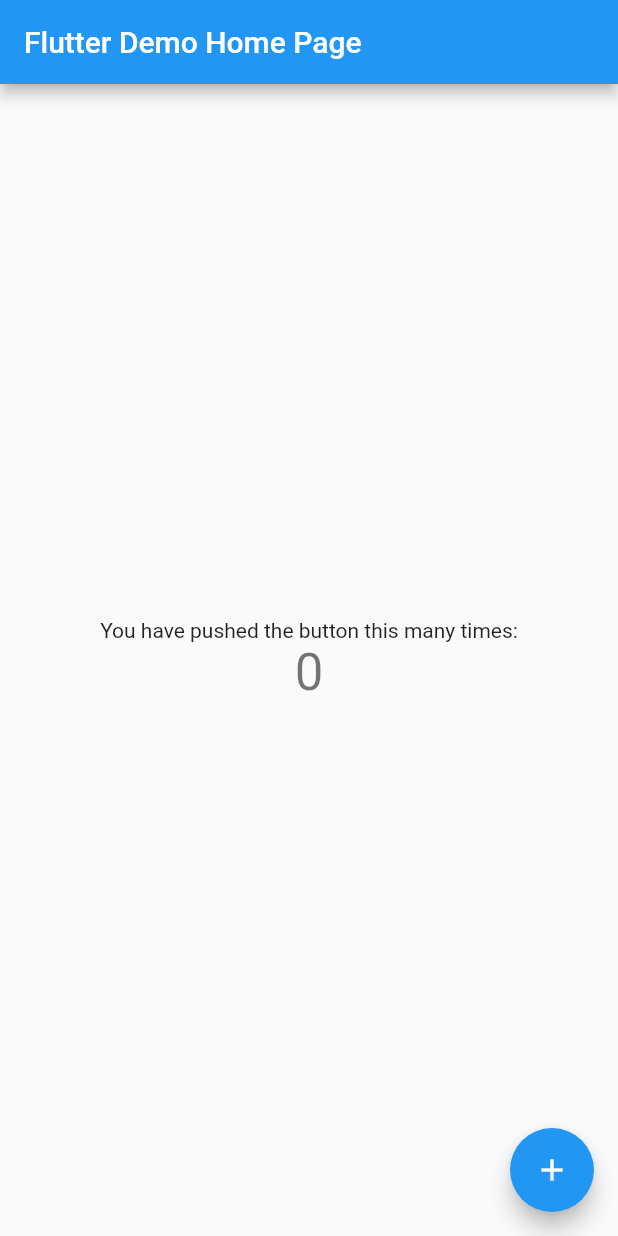
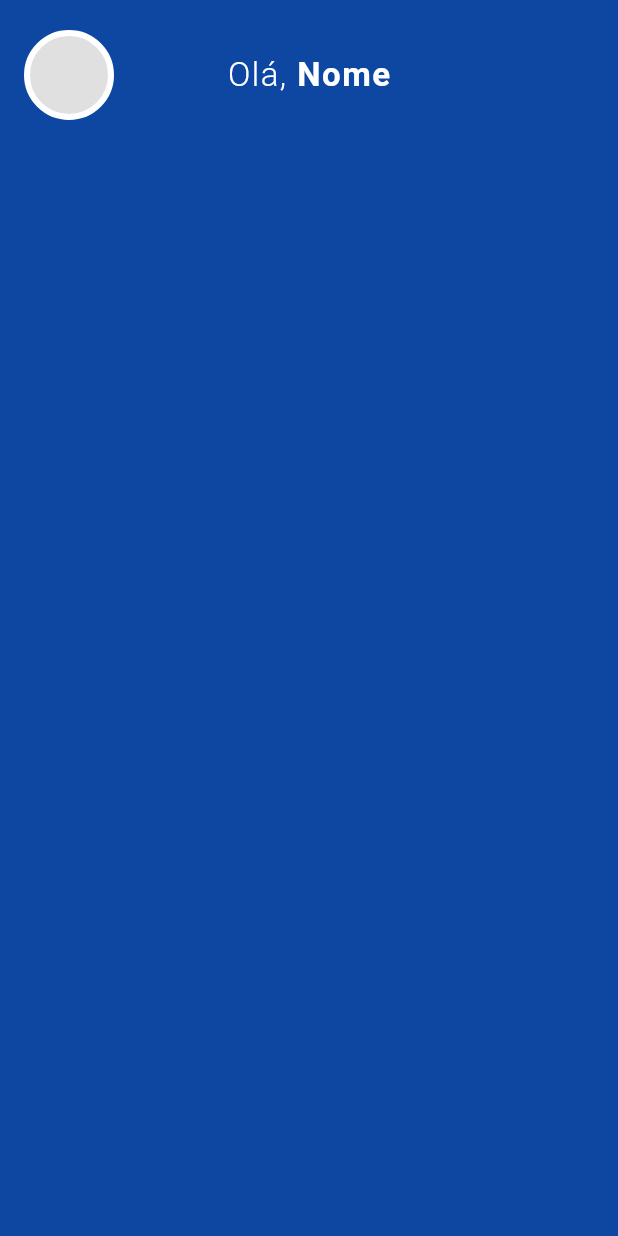
Before and after one commit to td-santos/Teste_flutter_enable_ventures, a Flutter app: the screen it shows after launch, on a phone screen of 412 x 824 dp. Run offline on Flutter 3.47's test engine with Material 2 defaults, Android fonts, the phone set to English and light mode, and no system bars.

Commit message:
commit custom appbar
- adicionando layout da app bar no projeto.

```diff
--- a/flutter_app_enable_ventures/lib/main.dart
+++ b/flutter_app_enable_ventures/lib/main.dart
@@ -1,113 +1,21 @@
 import 'package:flutter/material.dart';
+import 'package:flutter_app_enable_ventures/views/home_page/home_page.dart';
 
 void main() {
   runApp(MyApp());
 }
 
 class MyApp extends StatelessWidget {
-  // This widget is the root of your application.
+
   @override
   Widget build(BuildContext context) {
     return MaterialApp(
       title: 'Flutter Demo',
+      debugShowCheckedModeBanner: false,
       theme: ThemeData(
-        // This is the theme of your application.
-        //
-        // Try running your application with "flutter run". You'll see the
-        // application has a blue toolbar. Then, without quitting the app, try
-        // changing the primarySwatch below to Colors.green and then invoke
-        // "hot reload" (press "r" in the console where you ran "flutter run",
-        // or simply save your changes to "hot reload" in a Flutter IDE).
-        // Notice that the counter didn't reset back to zero; the application
-        // is not restarted.
         primarySwatch: Colors.blue,
       ),
-      home: MyHomePage(title: 'Flutter Demo Home Page'),
+      home: HomePage(),
     );
   }
 }
-
-class MyHomePage extends StatefulWidget {
-  MyHomePage({Key key, this.title}) : super(key: key);
-
-  // This widget is the home page of your application. It is stateful, meaning
-  // that it has a State object (defined below) that contains fields that affect
-  // how it looks.
-
-  // This class is the configuration for the state. It holds the values (in this
-  // case the title) provided by the parent (in this case the App widget) and
-  // used by the build method of the State. Fields in a Widget subclass are
-  // always marked "final".
-
-  final String title;
-
-  @override
-  _MyHomePageState createState() => _MyHomePageState();
-}
-
-class _MyHomePageState extends State<MyHomePage> {
-  int _counter = 0;
-
-  void _incrementCounter() {
-    setState(() {
-      // This call to setState tells the Flutter framework that something has
-      // changed in this State, which causes it to rerun the build method below
-      // so that the display can reflect the updated values. If we changed
-      // _counter without calling setState(), then the build method would not be
-      // called again, and so nothing would appear to happen.
-      _counter++;
-    });
-  }
-
-  @override
-  Widget build(BuildContext context) {
-    // This method is rerun every time setState is called, for instance as done
-    // by the _incrementCounter method above.
-    //
-    // The Flutter framework has been optimized to make rerunning build methods
-    // fast, so that you can just rebuild anything that needs updating rather
-    // than having to individually change instances of widgets.
-    return Scaffold(
-      appBar: AppBar(
-        // Here we take the value from the MyHomePage object that was created by
-        // the App.build method, and use it to set our appbar title.
-        title: Text(widget.title),
-      ),
-      body: Center(
-        // Center is a layout widget. It takes a single child and positions it
-        // in the middle of the parent.
-        child: Column(
-          // Column is also a layout widget. It takes a list of children and
-          // arranges them vertically. By default, it sizes itself to fit its
-          // children horizontally, and tries to be as tall as its parent.
-          //
-          // Invoke "debug painting" (press "p" in the console, choose the
-          // "Toggle Debug Paint" action from the Flutter Inspector in Android
-          // Studio, or the "Toggle Debug Paint" command in Visual Studio Code)
-          // to see the wireframe for each widget.
-          //
-          // Column has various properties to control how it sizes itself and
-          // how it positions its children. Here we use mainAxisAlignment to
-          // center the children vertically; the main axis here is the vertical
-          // axis because Columns are vertical (the cross axis would be
-          // horizontal).
-          mainAxisAlignment: MainAxisAlignment.center,
-          children: <Widget>[
-            Text(
-              'You have pushed the button this many times:',
-            ),
-            Text(
-              '$_counter',
-              style: Theme.of(context).textTheme.headline4,
-            ),
-          ],
-        ),
-      ),
-      floatingActionButton: FloatingActionButton(
-        onPressed: _incrementCounter,
-        tooltip: 'Increment',
-        child: Icon(Icons.add),
-      ), // This trailing comma makes auto-formatting nicer for build methods.
-    );
-  }
-}
--- /dev/null
+++ b/flutter_app_enable_ventures/lib/views/home_page/components/appbar/custom_appbar.dart
@@ -0,0 +1,42 @@
+import 'package:flutter/material.dart';
+
+class CustomAppBar extends StatelessWidget {
+  @override
+  Widget build(BuildContext context) {
+    return AppBar(
+      toolbarHeight: 100,
+      backgroundColor: Colors.transparent,
+      elevation: 0,
+      title: Padding(
+        padding: EdgeInsets.symmetric(horizontal: 0),
+        child: Row(
+          mainAxisAlignment: MainAxisAlignment.spaceBetween,
+          children: [
+            Container(
+              height: 60,
+              width: 60,
+              decoration: BoxDecoration(
+                  color: Colors.grey[300],
+                  borderRadius: BorderRadius.circular(50),
+                  border: Border.all(width: 4, color: Colors.white)),
+            ),
+            Row(
+              mainAxisSize: MainAxisSize.min,
+              children: [
+                Text('Olá, ',
+                  style:TextStyle(fontSize: 22,fontWeight: FontWeight.w300, letterSpacing: 1),
+                ),
+                Text('Nome',
+                  style:TextStyle(fontSize: 22,fontWeight: FontWeight.w600, letterSpacing: 1),
+                )
+              ],
+            ),
+            Container(
+              width: 60,
+            )
+          ],
+        ),
+      ),
+    );
+  }
+}
--- /dev/null
+++ b/flutter_app_enable_ventures/lib/views/home_page/home_page.dart
@@ -0,0 +1,20 @@
+import 'package:flutter/material.dart';
+import 'package:flutter_app_enable_ventures/views/home_page/components/appbar/custom_appbar.dart';
+
+class HomePage extends StatefulWidget {
+  @override
+  _HomePageState createState() => _HomePageState();
+}
+
+class _HomePageState extends State<HomePage> {
+  @override
+  Widget build(BuildContext context) {
+    return Scaffold(
+      backgroundColor: Colors.blue[900],
+      appBar: PreferredSize(
+        child: CustomAppBar(),
+        preferredSize: Size(double.infinity,100)),
+      body: Container(),
+    );
+  }
+}
```
